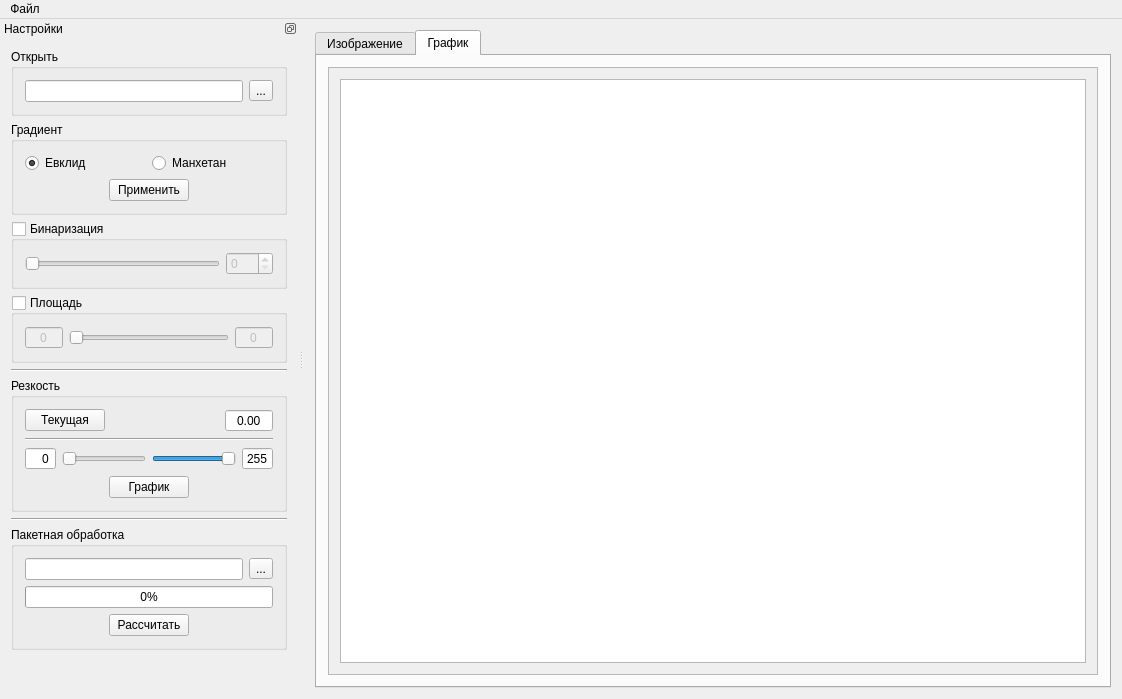
First picture: the form in dialogs/mainwindow.ui, repository gurmaaan/SharpnessPro, before the edit.
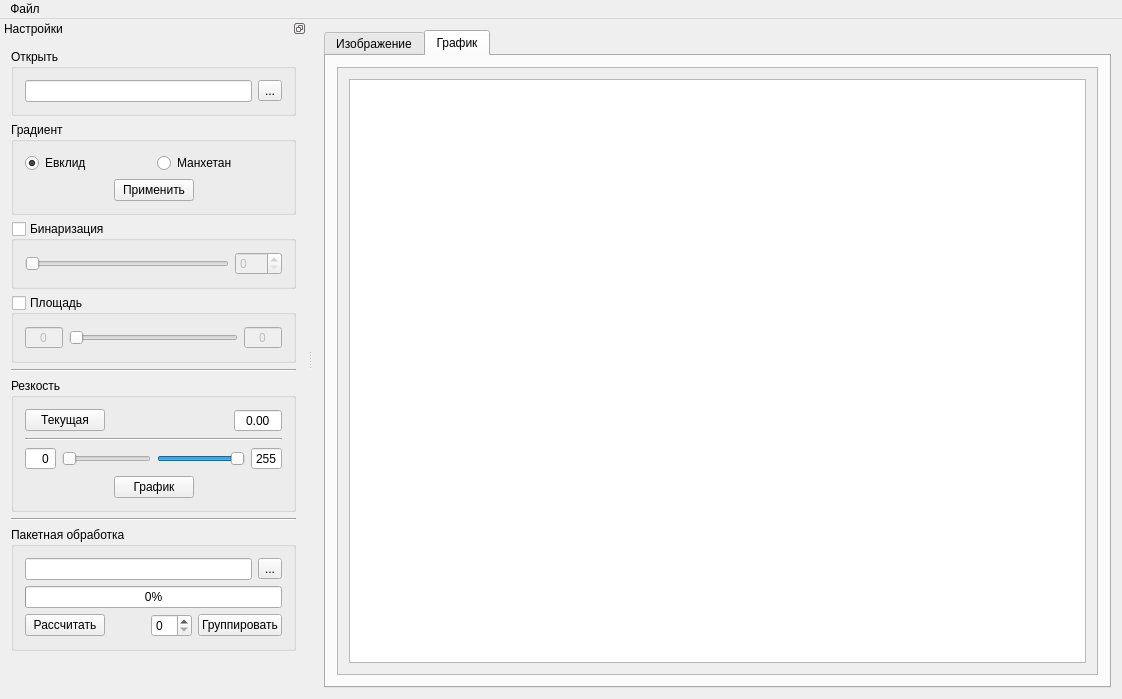
Second picture: the form after the edit. The open tabs and pages were chosen to show the change. Icons and pictures are not drawn. Custom widgets are drawn as their Qt base class.

Patch:
```diff
--- a/dialogs/mainwindow.ui
+++ b/dialogs/mainwindow.ui
@@ -52,7 +52,7 @@
             <rect>
              <x>0</x>
              <y>0</y>
-             <width>797</width>
+             <width>785</width>
              <height>614</height>
             </rect>
            </property>
@@ -488,19 +488,6 @@
         </item>
         <item>
          <layout class="QHBoxLayout" name="calc_series_H_lyt">
-          <item>
-           <spacer name="calc_serie_L_spcr">
-            <property name="orientation">
-             <enum>Qt::Horizontal</enum>
-            </property>
-            <property name="sizeHint" stdset="0">
-             <size>
-              <width>40</width>
-              <height>20</height>
-             </size>
-            </property>
-           </spacer>
-          </item>
           <item>
            <widget class="QPushButton" name="calc_series_btn">
             <property name="text">
@@ -509,7 +496,7 @@
            </widget>
           </item>
           <item>
-           <spacer name="calc_series_R_spcr">
+           <spacer name="calc_serie_L_spcr">
             <property name="orientation">
              <enum>Qt::Horizontal</enum>
             </property>
@@ -521,6 +508,19 @@
             </property>
            </spacer>
           </item>
+          <item>
+           <widget class="QSpinBox" name="group_n_series_sb"/>
+          </item>
+          <item>
+           <widget class="QPushButton" name="group_series_btn">
+            <property name="enabled">
+             <bool>true</bool>
+            </property>
+            <property name="text">
+             <string>Группировать</string>
+            </property>
+           </widget>
+          </item>
          </layout>
         </item>
        </layout>
```
